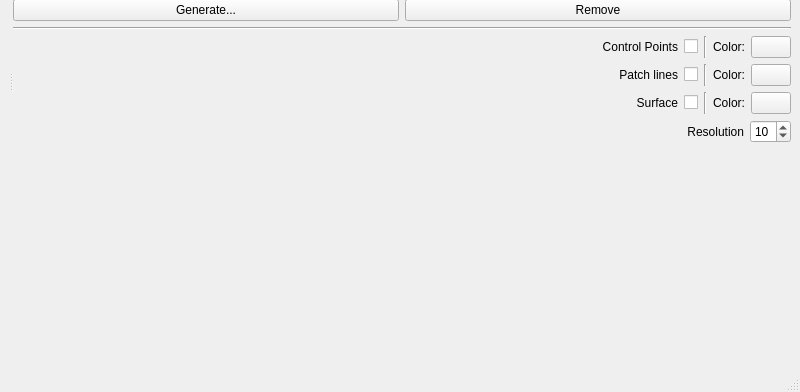
Before: the Qt Designer form src/mainwindow.ui in DrLutzi/proj150h_s3, drawn with Qt 5; both pictures show x 0 to 800 and y 208 to 600 of the 800 by 600 pixel window.
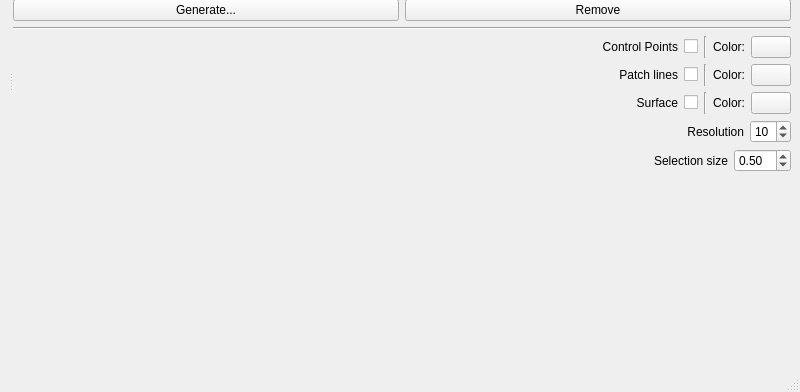
After: the same form once the commit is applied.

Diff of the .ui file:
```diff
--- a/src/mainwindow.ui
+++ b/src/mainwindow.ui
@@ -325,6 +325,39 @@
           </item>
          </layout>
         </item>
+        <item>
+         <layout class="QHBoxLayout" name="horizontalLayout_selectionSize">
+          <item>
+           <widget class="QLabel" name="label_5">
+            <property name="text">
+             <string>Selection size</string>
+            </property>
+            <property name="alignment">
+             <set>Qt::AlignRight|Qt::AlignTrailing|Qt::AlignVCenter</set>
+            </property>
+           </widget>
+          </item>
+          <item>
+           <widget class="QDoubleSpinBox" name="doubleSpinBox_selectionSize">
+            <property name="sizePolicy">
+             <sizepolicy hsizetype="Fixed" vsizetype="Fixed">
+              <horstretch>0</horstretch>
+              <verstretch>0</verstretch>
+             </sizepolicy>
+            </property>
+            <property name="minimum">
+             <double>0.010000000000000</double>
+            </property>
+            <property name="maximum">
+             <double>10.000000000000000</double>
+            </property>
+            <property name="value">
+             <double>0.500000000000000</double>
+            </property>
+           </widget>
+          </item>
+         </layout>
+        </item>
         <item>
          <layout class="QVBoxLayout" name="specificPatchWidget_layout"/>
         </item>
```
Left out of the diff: 2 changed lines with no effect on the pictures.
